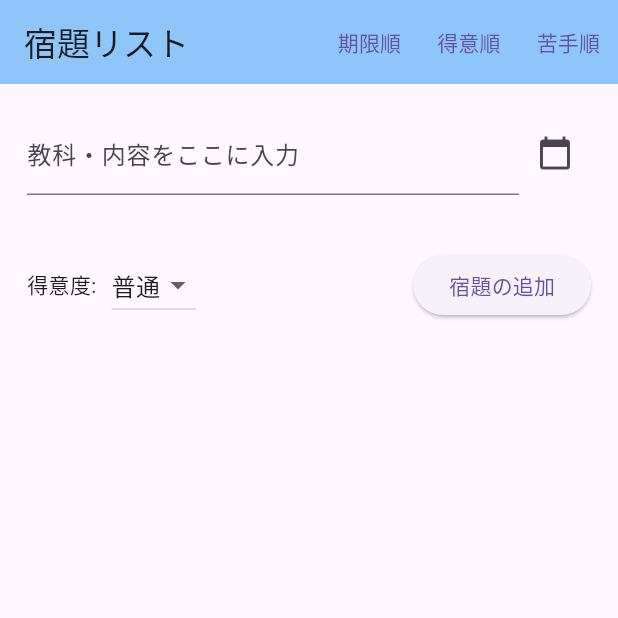
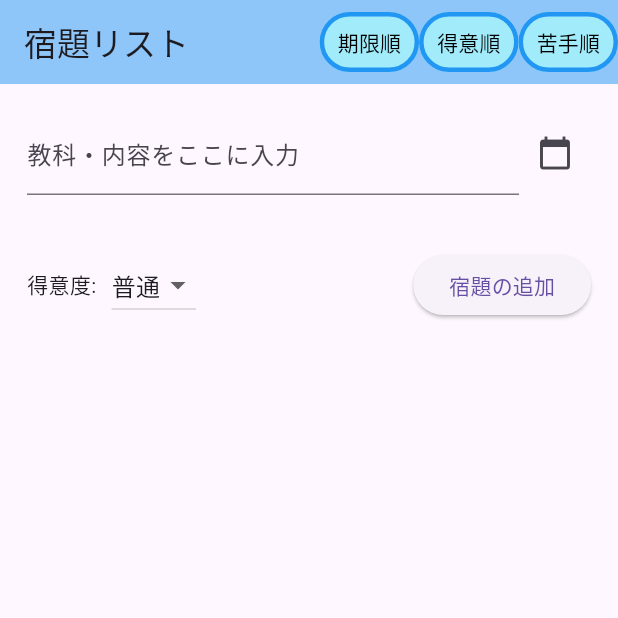
Before and after one commit to KazukiYoshida24/homework_organizer, a Flutter app: the screen it shows after launch, after a tap on "期限順", on a phone screen of 412 x 824 dp, the top half of it. Run offline on Flutter 3.47's test engine with Material 3 defaults, Android fonts, the phone set to English and light mode, and no system bars; our stand-ins replace shared_preferences.

Commit message:
Change Designs and Add More Comments

```diff
--- a/lib/main.dart
+++ b/lib/main.dart
@@ -57,7 +57,6 @@ class Homework {
 
 class HomeworkOrganizerScreen extends StatefulWidget {
   const HomeworkOrganizerScreen({Key? key}) : super(key: key);
-
   @override
   _HomeworkOrganizerScreenState createState() =>
       _HomeworkOrganizerScreenState();
@@ -76,7 +75,15 @@ class _HomeworkOrganizerScreenState extends State<HomeworkOrganizerScreen> {
     _loadHomeworkList(); // アプリ起動時に宿題リストを読み込む
   }
 
-  // 宿題リストの読み込み
+  // 宿題リストの保存関数⇒アプリ閉じても消えないために作成
+  void _saveHomeworkList() async {
+    SharedPreferences prefs = await SharedPreferences.getInstance();
+    List<String> stringList =
+        _homeworkList.map((homework) => json.encode(homework.toMap())).toList();
+    prefs.setStringList('homeworkList', stringList);
+  }
+
+  // 保存した宿題リストの読み込み関数
   void _loadHomeworkList() async {
     SharedPreferences prefs = await SharedPreferences.getInstance();
     List<String>? stringList = prefs.getStringList('homeworkList');
@@ -90,14 +97,7 @@ class _HomeworkOrganizerScreenState extends State<HomeworkOrganizerScreen> {
     }
   }
 
-  // 宿題リストの保存⇒アプリ閉じても消えない
-  void _saveHomeworkList() async {
-    SharedPreferences prefs = await SharedPreferences.getInstance();
-    List<String> stringList =
-        _homeworkList.map((homework) => json.encode(homework.toMap())).toList();
-    prefs.setStringList('homeworkList', stringList);
-  }
-
+  // 宿題リスト追加関数
   void _addHomework() {
     setState(() {
       // 入力されたタイトル、選択された日付、得意度で新しい宿題を作成する
@@ -112,6 +112,7 @@ class _HomeworkOrganizerScreenState extends State<HomeworkOrganizerScreen> {
     });
   }
 
+  // チェックボックスのオンオフ関数
   void _toggleCompletion(int index) {
     setState(() {
       // 指定された宿題の完了チェックボックスのオンオフを反転
@@ -120,6 +121,7 @@ class _HomeworkOrganizerScreenState extends State<HomeworkOrganizerScreen> {
     });
   }
 
+  // 宿題リスト削除関数
   void _deleteHomework(int index) {
     setState(() {
       // 宿題リストから指定された宿題を削除する
@@ -128,6 +130,7 @@ class _HomeworkOrganizerScreenState extends State<HomeworkOrganizerScreen> {
     });
   }
 
+  // 宿題リスト並び替え関数（公式のサンプルにロジックの記載があり。理解しなくて良い。）
   void _reorderHomework(int oldIndex, int newIndex) {
     setState(() {
       // 新しい位置が古い位置よりも後ろにある場合、インデックスを調整する
@@ -141,7 +144,7 @@ class _HomeworkOrganizerScreenState extends State<HomeworkOrganizerScreen> {
     });
   }
 
-  // 期限順に並び替える
+  // 期限順に並び替える関数
   void _sortHomeworkByDueDate() {
     setState(() {
       _homeworkList.sort((a, b) {
@@ -157,7 +160,7 @@ class _HomeworkOrganizerScreenState extends State<HomeworkOrganizerScreen> {
     });
   }
 
-// 得意順に並び替える
+// 得意順に並び替える関数
   void _sortHomeworkByProficiency() {
     setState(() {
       _homeworkList.sort((a, b) {
@@ -174,7 +177,7 @@ class _HomeworkOrganizerScreenState extends State<HomeworkOrganizerScreen> {
     });
   }
 
-  // 苦手順に並び替える
+  // 苦手順に並び替える関数
   void _sortHomeworkByUnskilled() {
     setState(() {
       _homeworkList.sort((a, b) {
@@ -191,6 +194,7 @@ class _HomeworkOrganizerScreenState extends State<HomeworkOrganizerScreen> {
     });
   }
 
+  // 得意度を日本語文字にしてるだけ
   String _proficiencyToString(Proficiency proficiency) {
     switch (proficiency) {
       case Proficiency.high:
@@ -202,6 +206,7 @@ class _HomeworkOrganizerScreenState extends State<HomeworkOrganizerScreen> {
     }
   }
 
+  // 得意度に色を付けてるだけ
   Color _proficiencyToColor(Proficiency proficiency) {
     switch (proficiency) {
       case Proficiency.high:
@@ -213,6 +218,7 @@ class _HomeworkOrganizerScreenState extends State<HomeworkOrganizerScreen> {
     }
   }
 
+  // ここからアプリ画面の作成
   @override
   Widget build(BuildContext context) {
     return Scaffold(
@@ -222,15 +228,27 @@ class _HomeworkOrganizerScreenState extends State<HomeworkOrganizerScreen> {
         actions: [
           TextButton(
             onPressed: _sortHomeworkByDueDate,
-            child: const Text('期限順'),
+            style: TextButton.styleFrom(
+              side: const BorderSide(color: Colors.blue, width: 3),
+              backgroundColor: const Color.fromARGB(255, 161, 235, 250),
+            ),
+            child: const Text('期限順', style: TextStyle(color: Colors.black)),
           ),
           TextButton(
             onPressed: _sortHomeworkByProficiency,
-            child: const Text('得意順'),
+            style: TextButton.styleFrom(
+              side: const BorderSide(color: Colors.blue, width: 3),
+              backgroundColor: const Color.fromARGB(255, 161, 235, 250),
+            ),
+            child: const Text('得意順', style: TextStyle(color: Colors.black)),
           ),
           TextButton(
             onPressed: _sortHomeworkByUnskilled,
-            child: const Text('苦手順'),
+            style: TextButton.styleFrom(
+              side: const BorderSide(color: Colors.blue, width: 3),
+              backgroundColor: const Color.fromARGB(255, 161, 235, 250),
+            ),
+            child: const Text('苦手順', style: TextStyle(color: Colors.black)),
           ),
         ],
       ),
```
